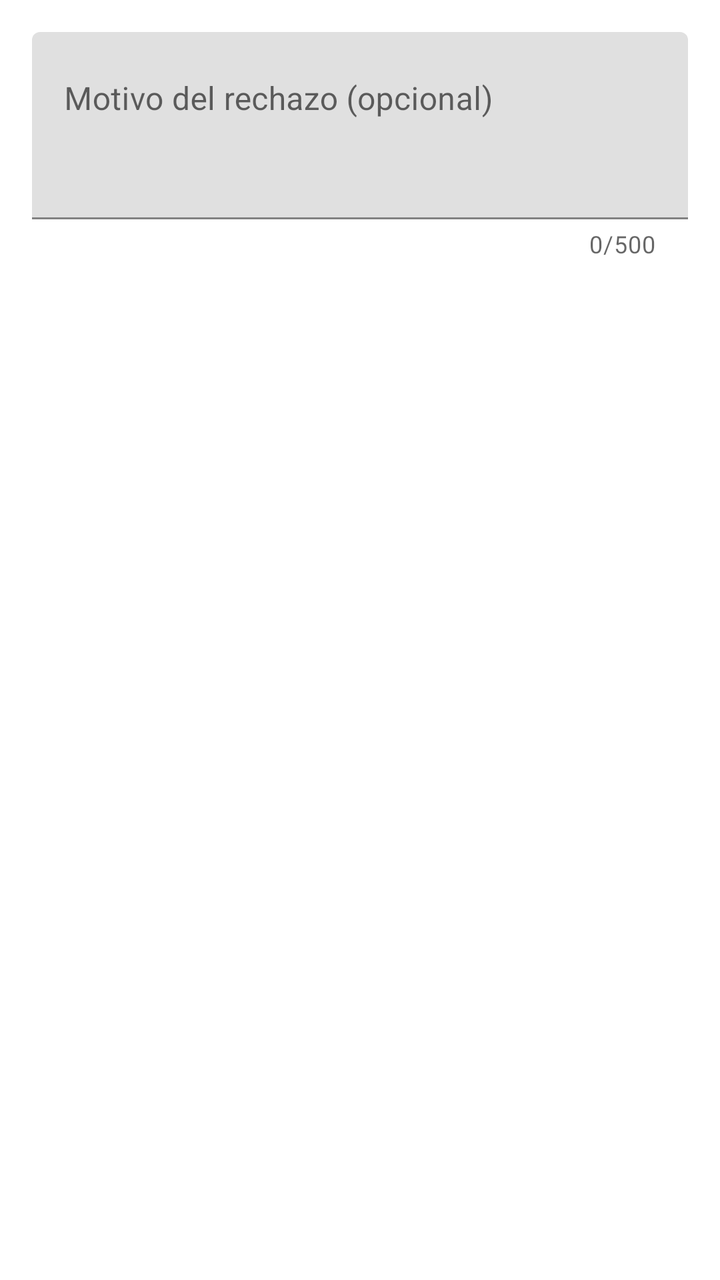
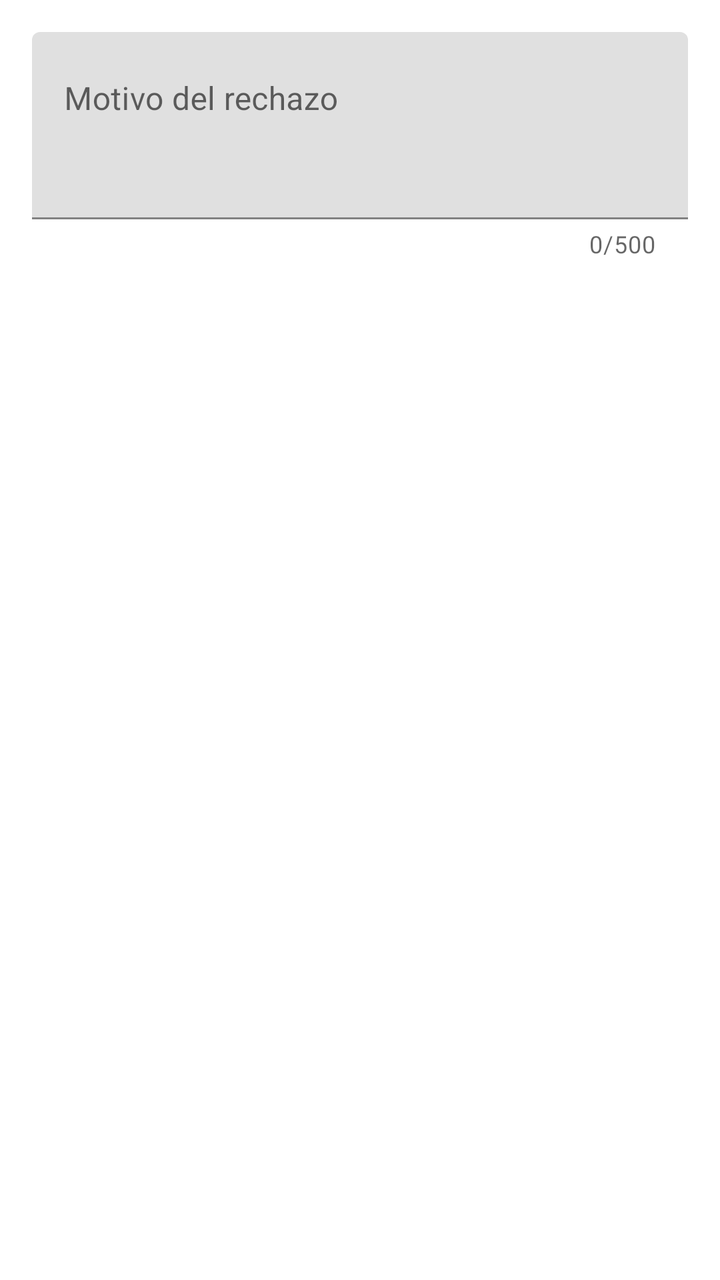

An Android layout rendered at two revisions. The XML below is the earlier revision; the diff shows what the commit changed to produce the second picture.
<!-- AndroidManifest.xml: application theme Theme.Ocasion_mobil_v2 -->
<!-- res/layout/dialog_rechazar_reservacion.xml -->
<com.google.android.material.textfield.TextInputLayout
    xmlns:android="http://schemas.android.com/apk/res/android"
    xmlns:app="http://schemas.android.com/apk/res-auto"
    android:id="@+id/campoMotivoRechazo"
    android:layout_width="match_parent"
    android:layout_height="wrap_content"
    android:layout_margin="24dp"
    android:padding="16dp"
    android:hint="Motivo del rechazo (opcional)"
    app:counterEnabled="true"
    app:counterMaxLength="500">
    <com.google.android.material.textfield.TextInputEditText
        android:id="@+id/etMotivoRechazo"
        android:layout_width="match_parent"
        android:layout_height="wrap_content"
        android:minLines="3"
        android:maxLines="6"
        android:gravity="top|start"
        android:inputType="textCapSentences|textMultiLine"
        android:maxLength="500" />
</com.google.android.material.textfield.TextInputLayout>
<!-- resources referenced by this layout -->
<resources>
  <style name="Theme.Ocasion_mobil_v2" parent="Theme.MaterialComponents.Light.NoActionBar">
          <item name="colorPrimary">@color/verde_primario</item>
          <item name="colorPrimaryVariant">@color/verde_primario</item>
          <item name="colorOnPrimary">@color/blanco</item>
          <item name="colorSecondary">@color/naranja_primario</item>
          <item name="colorOnSecondary">@color/texto_principal</item>
          <item name="colorAccent">@color/naranja_primario</item>
  
          
          <item name="colorPrimaryDark">@color/header_footer_dark</item>
          <item name="android:statusBarColor">@color/header_footer_dark</item>
          <item name="android:windowLightStatusBar">true</item>
          <item name="android:enforceStatusBarContrast">false</item>
      </style>
  <color name="verde_primario">#367E18</color>
  <color name="blanco">#FFFFFF</color>
  <color name="naranja_primario">#F57328</color>
  <color name="texto_principal">#2E2A1F</color>
  <color name="header_footer_dark">#FFD65A</color>
</resources>

<!-- the commit's change to res/layout/dialog_rechazar_reservacion.xml (unified diff, before → after) -->
@@ -6,7 +6,7 @@
     android:layout_height="wrap_content"
     android:layout_margin="24dp"
     android:padding="16dp"
-    android:hint="Motivo del rechazo (opcional)"
+    android:hint="Motivo del rechazo"
     app:counterEnabled="true"
     app:counterMaxLength="500">
     <com.google.android.material.textfield.TextInputEditText
<!-- resource entries referenced after the edit -->
@@ -1,6 +1,8 @@
 <!-- resources referenced by this layout -->
 <resources>
   <style name="Theme.Ocasion_mobil_v2" parent="Theme.MaterialComponents.Light.NoActionBar">
+          <item name="materialButtonStyle">@style/BotonOcasionPrincipal</item>
+          <item name="materialButtonOutlinedStyle">@style/BotonOcasionSecundario</item>
           <item name="colorPrimary">@color/verde_primario</item>
           <item name="colorPrimaryVariant">@color/verde_primario</item>
           <item name="colorOnPrimary">@color/blanco</item>
@@ -14,6 +16,32 @@
           <item name="android:windowLightStatusBar">true</item>
           <item name="android:enforceStatusBarContrast">false</item>
       </style>
+  <style name="BotonOcasionPrincipal" parent="Widget.MaterialComponents.Button">
+          <item name="backgroundTint">@color/boton_principal_fondo</item>
+          <item name="android:textColor">@color/boton_texto</item>
+          <item name="android:textAllCaps">false</item>
+          <item name="android:textStyle">bold</item>
+          <item name="android:minHeight">48dp</item>
+          <item name="cornerRadius">16dp</item>
+          <item name="android:letterSpacing">0</item>
+          <item name="android:stateListAnimator">@null</item>
+          <item name="elevation">0dp</item>
+          <item name="rippleColor">#242E2A1F</item>
+      </style>
+  <style name="BotonOcasionSecundario" parent="Widget.MaterialComponents.Button.OutlinedButton">
+          <item name="backgroundTint">@color/blanco</item>
+          <item name="strokeColor">@color/boton_secundario_borde</item>
+          <item name="strokeWidth">1dp</item>
+          <item name="android:textColor">@color/boton_texto</item>
+          <item name="android:textAllCaps">false</item>
+          <item name="android:minHeight">48dp</item>
+          <item name="cornerRadius">16dp</item>
+          <item name="android:textStyle">bold</item>
+          <item name="android:letterSpacing">0</item>
+          <item name="android:stateListAnimator">@null</item>
+          <item name="elevation">0dp</item>
+          <item name="rippleColor">#24F57328</item>
+      </style>
   <color name="verde_primario">#367E18</color>
   <color name="blanco">#FFFFFF</color>
   <color name="naranja_primario">#F57328</color>
